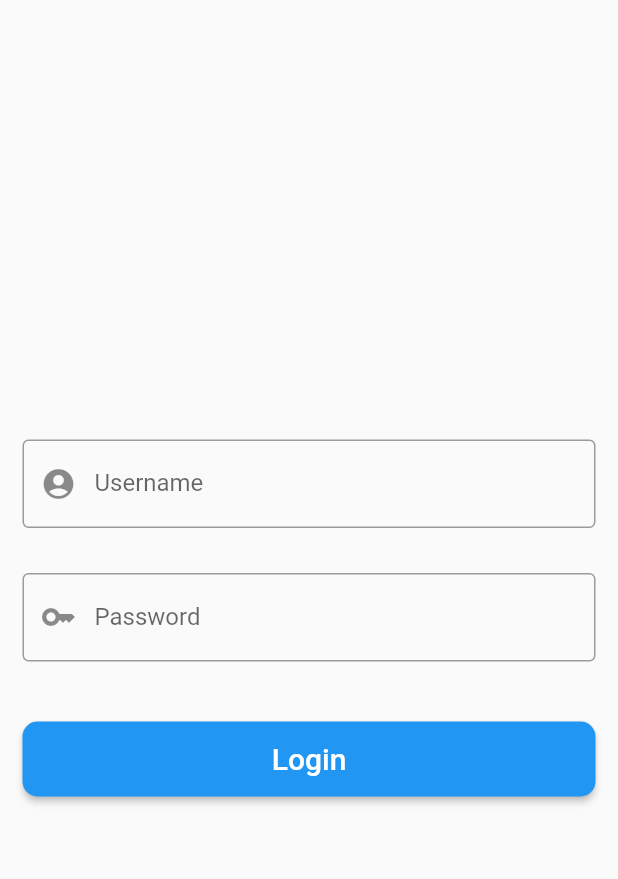
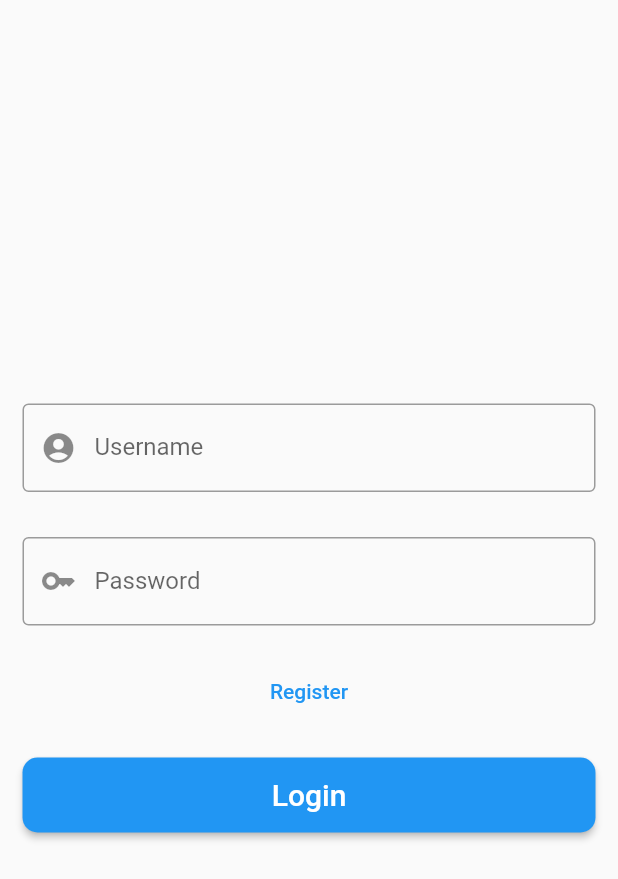
Before and after one commit to smpigsniper/Financial_Program, a Flutter app: the screen it shows after launch, on a phone screen of 412 x 824 dp. Shown: the top 879 px of the screen. Run offline on Flutter 3.47's test engine with Material 2 defaults, Android fonts, the phone set to English and light mode, and no system bars; our stand-ins replace flutter_bloc; accounts and stored records are empty.

Commit message:
register

```diff
--- a/fontend/flutter_financial/lib/Screen/login_page.dart
+++ b/fontend/flutter_financial/lib/Screen/login_page.dart
@@ -1,11 +1,18 @@
+import 'package:flutter/cupertino.dart';
 import 'package:flutter/material.dart';
 import 'package:flutter_bloc/flutter_bloc.dart';
 import 'package:flutter_financial/Model/Request/request_login_model.dart';
+import 'package:flutter_financial/Repositories/RegisterResponse.dart';
+import 'package:flutter_financial/Screen/register_page.dart';
 import 'package:flutter_financial/Widget/custElevatedButton.dart';
+import 'package:flutter_financial/Widget/custTextButton.dart';
 import 'package:flutter_financial/Widget/custTextField.dart';
 import 'package:flutter_financial/blocs/login/login_blocs.dart';
 import 'package:flutter_financial/blocs/login/login_events.dart';
 import 'package:flutter_financial/blocs/login/login_states.dart';
+import 'package:flutter_financial/blocs/register/register_blocs.dart';
+import 'package:flutter_financial/color.dart';
+import 'package:flutter_financial/fontSize.dart';
 
 class LoginPage extends StatefulWidget {
   const LoginPage({Key? key}) : super(key: key);
@@ -24,6 +31,9 @@ class _LoginPageState extends State<LoginPage> {
     FocusNode(),
     FocusNode(),
   ];
+  final CustColors _custColors = CustColors();
+  final CustFontSize _custFontSize = CustFontSize();
+  final RegisterBloc _registerBloc = RegisterBloc(RegisterResponse());
   @override
   Widget build(BuildContext context) {
     return Scaffold(
@@ -31,13 +41,13 @@ class _LoginPageState extends State<LoginPage> {
       listener: (context, state) {},
       builder: (context, state) {
         if (state is LoginLoading) {
-          return _loadingPage(true);
+          return _initLoginPage(true);
         }
 
         if (state is LoginLoaded) {
           if (state.data.status == 1) {
             return _loginSuccess();
-          } else {
+          } else if (state.data.status == 0) {
             return _initLoginPage(false, reason: state.data.reason);
           }
         }
@@ -51,10 +61,6 @@ class _LoginPageState extends State<LoginPage> {
     return Container();
   }
 
-  Widget _loadingPage(bool loading) {
-    return _initLoginPage(true);
-  }
-
   List<Widget> _mainField(bool loading, {String reason = ""}) {
     return [
       _editTextField(_textEditingControllerList[0], _focusNodeList[0],
@@ -65,7 +71,16 @@ class _LoginPageState extends State<LoginPage> {
       _editTextField(_textEditingControllerList[1], _focusNodeList[1],
           "Password", Icons.key, true),
       const SizedBox(
-        height: 30,
+        height: 20,
+      ),
+      CustTextButton(
+        onPressed: _registerButtonPress,
+        textColor: _custColors.primaryColor[0],
+        text: 'Register',
+        fontSize: _custFontSize.primaryFontSize[3],
+      ),
+      const SizedBox(
+        height: 10,
       ),
       (reason == "") ? Container() : _responseReason(reason),
       const SizedBox(
@@ -103,11 +118,6 @@ class _LoginPageState extends State<LoginPage> {
     );
   }
 
-  // CustElevatedButton(
-  //           text: "Login",
-  //           onPressed: () {},
-  //         ),
-
   Widget _editTextField(TextEditingController controller, FocusNode focusNode,
       String name, IconData iconData, bool isPassword) {
     return CustTextField(
@@ -122,4 +132,15 @@ class _LoginPageState extends State<LoginPage> {
   void _loginButtonPress(RequestLoginModel data) {
     BlocProvider.of<LoginBloc>(context).add(Login(data));
   }
+
+  void _registerButtonPress() {
+    Navigator.of(context).push(
+      MaterialPageRoute(
+        builder: (context) => BlocProvider.value(
+          value: _registerBloc,
+          child: const RegisterPage(),
+        ),
+      ),
+    );
+  }
 }
--- /dev/null
+++ b/fontend/flutter_financial/lib/Widget/custTextButton.dart
@@ -0,0 +1,37 @@
+import 'package:flutter/material.dart';
+
+class CustTextButton extends StatefulWidget {
+  final String text;
+  final VoidCallback onPressed;
+  final Color textColor;
+  final double fontSize;
+  const CustTextButton({
+    Key? key,
+    required this.text,
+    required this.onPressed,
+    required this.textColor,
+    required this.fontSize,
+  }) : super(key: key);
+
+  @override
+  State<CustTextButton> createState() => _CustTextButtonState();
+}
+
+class _CustTextButtonState extends State<CustTextButton> {
+  @override
+  Widget build(BuildContext context) {
+    return TextButton(
+      onPressed: widget.onPressed,
+      style: TextButton.styleFrom(
+        padding: const EdgeInsets.all(10),
+      ),
+      child: Text(
+        widget.text,
+        style: TextStyle(
+          color: widget.textColor,
+          fontSize: widget.fontSize,
+        ),
+      ),
+    );
+  }
+}
--- a/fontend/flutter_financial/lib/Widget/custTextField.dart
+++ b/fontend/flutter_financial/lib/Widget/custTextField.dart
@@ -8,6 +8,7 @@ class CustTextField extends StatefulWidget {
   final Function(String)? onChange;
   final FocusNode? focusNode;
   final bool? hideText;
+  final String? errorText;
   const CustTextField(
       {Key? key,
       required this.text,
@@ -15,7 +16,8 @@ class CustTextField extends StatefulWidget {
       this.controller,
       this.onChange,
       this.focusNode,
-      this.hideText})
+      this.hideText,
+      this.errorText})
       : super(key: key);
 
   @override
@@ -36,6 +38,7 @@ class _CustTextFieldState extends State<CustTextField> {
         labelText: widget.text,
         prefixIcon: (widget.iconData != null) ? Icon(widget.iconData) : null,
         border: const OutlineInputBorder(),
+        errorText: widget.errorText,
         focusedBorder: OutlineInputBorder(
           borderSide: BorderSide(
             color: _custColors.primaryColor[0],
--- a/fontend/flutter_financial/lib/blocs/register/register_blocs.dart
+++ b/fontend/flutter_financial/lib/blocs/register/register_blocs.dart
@@ -14,6 +14,7 @@ class RegisterBloc extends Bloc<RegisterEvent, RegisterState> {
         responseData = await data.registerData(event.data);
         emit(RegisterLoaded(responseData));
       }
+      emit(RegisterInit());
     });
   }
 }
--- a/fontend/flutter_financial/lib/color.dart
+++ b/fontend/flutter_financial/lib/color.dart
@@ -6,19 +6,19 @@ class CustColors {
   ];
 
   List<Color> secondaryColor = [
-    const Color(0x0030c5db),
+    const Color(0xFF30C4DB),
   ];
 
   List<Color> tertiaryColor = [
-    const Color(0x0041f2cf),
+    const Color(0xFF41F2CF),
   ];
 
   List<Color> quaternaryColor = [
-    const Color(0x0030db7f),
+    const Color(0xFF30DB80),
   ];
 
   List<Color> proteinColor = [
-    const Color(0x0038ff4f),
+    const Color(0xFF38FF4F),
   ];
 
   List<Color> textColor = [
```
Also changed, not shown: fontend/flutter_financial/lib/Screen/register_page.dart (added, +175 -0 lines), fontend/flutter_financial/lib/apiRequest.dart (+4 -4 lines).
